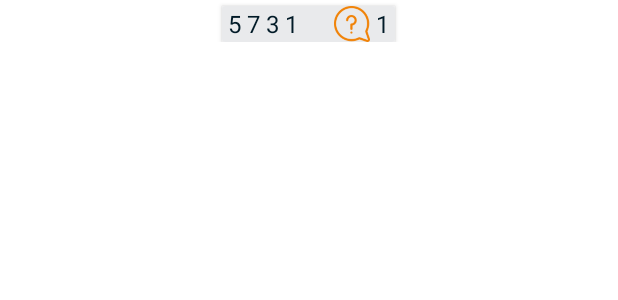
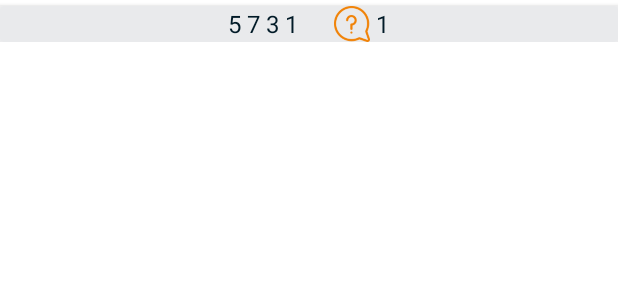
Before and after one commit to InquisitiveMindHasToKnow/SaveBart, an Android app: the layout previous_guesses_itemview.xml on its own in the app's theme, with its tools: preview values and no code run, on a phone screen of 412 x 824 dp. Shown: the top 300 px of the screen. Run offline under Robolectric (Android 15) with nearby library versions, the phone set to English and light mode, and no system bars; Roboto replaces fonts that are not available here.

```diff
--- a/app/src/main/res/layout/previous_guesses_itemview.xml
+++ b/app/src/main/res/layout/previous_guesses_itemview.xml
@@ -6,7 +6,7 @@
     android:layout_height="wrap_content">
 
     <androidx.cardview.widget.CardView
-        android:layout_width="wrap_content"
+        android:layout_width="match_parent"
         android:layout_height="wrap_content"
         android:layout_marginTop="4dp"
         android:paddingEnd="8dp"
@@ -14,7 +14,7 @@
         >
 
         <androidx.appcompat.widget.LinearLayoutCompat
-            android:layout_width="wrap_content"
+            android:layout_width="match_parent"
             android:layout_height="wrap_content"
             android:paddingStart="4dp"
             android:paddingEnd="4dp"
```
Also changed, not shown: app/src/main/java/org/ohmstheresistance/savebart/fragments/GameFragment.kt (+7 -2 lines).
